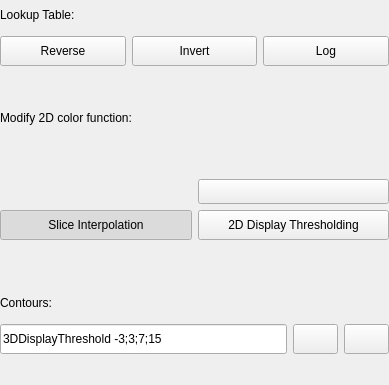
First picture: the form in AstroVolume/Widgets/Resources/UI/qSlicerAstroScalarVolumeDisplayWidget.ui, repository Punzo/SlicerAstro, before the edit.
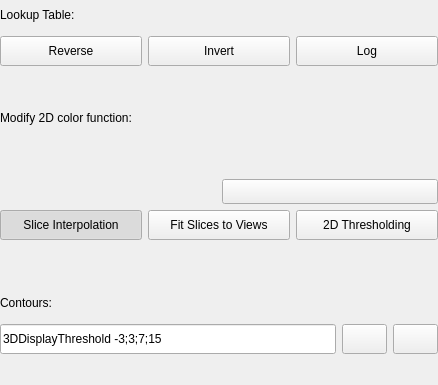
Second picture: the form after the edit. Icons and pictures are not drawn. Custom widgets are drawn as their Qt base class.

Commit message: ENH: added GUI to fit slices to 2DViews in astrovolume module

The edit to the form file:
```diff
--- a/AstroVolume/Widgets/Resources/UI/qSlicerAstroScalarVolumeDisplayWidget.ui
+++ b/AstroVolume/Widgets/Resources/UI/qSlicerAstroScalarVolumeDisplayWidget.ui
@@ -6,7 +6,7 @@
    <rect>
     <x>0</x>
     <y>0</y>
-    <width>389</width>
+    <width>438</width>
     <height>385</height>
    </rect>
   </property>
@@ -179,6 +179,35 @@
        </property>
       </widget>
      </item>
+     <item>
+      <widget class="QPushButton" name="FitSlicesToViewsPushButton">
+       <property name="sizePolicy">
+        <sizepolicy hsizetype="Preferred" vsizetype="Fixed">
+         <horstretch>0</horstretch>
+         <verstretch>0</verstretch>
+        </sizepolicy>
+       </property>
+       <property name="minimumSize">
+        <size>
+         <width>0</width>
+         <height>30</height>
+        </size>
+       </property>
+       <property name="text">
+        <string>Fit Slices to Views</string>
+       </property>
+       <property name="icon">
+        <iconset resource="../qSlicerAstroVolumeWidgetsModule.qrc">
+         <normaloff>:/Icons/FitSlicesToViews.png</normaloff>:/Icons/FitSlicesToViews.png</iconset>
+       </property>
+       <property name="iconSize">
+        <size>
+         <width>24</width>
+         <height>24</height>
+        </size>
+       </property>
+      </widget>
+     </item>
      <item>
       <widget class="QPushButton" name="ThresholdPushButton">
        <property name="enabled">
@@ -200,7 +229,7 @@
         <string>Toggle to enable a widget for the thresholding of the 2D color function.</string>
        </property>
        <property name="text">
-        <string>2D Display Thresholding</string>
+        <string>2D Thresholding</string>
        </property>
        <property name="icon">
         <iconset resource="../qSlicerAstroVolumeWidgetsModule.qrc">
@@ -534,6 +563,12 @@
   </layout>
  </widget>
  <customwidgets>
+  <customwidget>
+   <class>qMRMLColorTableComboBox</class>
+   <extends>qMRMLNodeComboBox</extends>
+   <header>qMRMLColorTableComboBox.h</header>
+   <container>1</container>
+  </customwidget>
   <customwidget>
    <class>qMRMLNodeComboBox</class>
    <extends>QWidget</extends>
@@ -561,12 +596,6 @@
    <extends>QPushButton</extends>
    <header>ctkColorPickerButton.h</header>
   </customwidget>
-  <customwidget>
-   <class>qMRMLColorTableComboBox</class>
-   <extends>qMRMLNodeComboBox</extends>
-   <header>qMRMLColorTableComboBox.h</header>
-   <container>1</container>
-  </customwidget>
  </customwidgets>
  <resources>
   <include location="../qSlicerAstroVolumeWidgetsModule.qrc"/>
```
Left out of the diff: 16 changed lines with no effect on the pictures. The commit also changes 4 other files.
